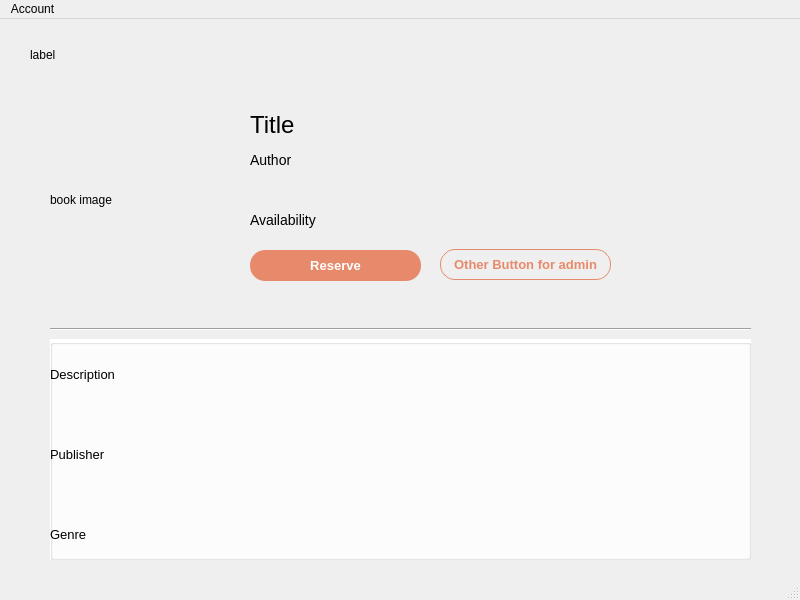
Before: the Qt Designer form QTLibraryPrototype/bookdetails.ui in janelle-lr/CS106LibraryInformationSystem, drawn with Qt 5.
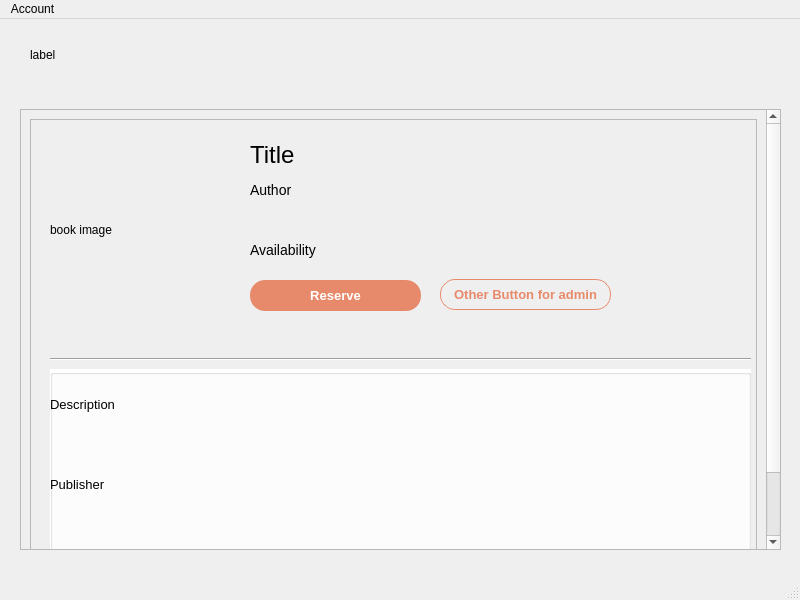
After: the same form once the commit is applied.

Commit message: scroll area for book details

```diff
--- a/QTLibraryPrototype/bookdetails.ui
+++ b/QTLibraryPrototype/bookdetails.ui
@@ -38,60 +38,100 @@
      <string>label</string>
     </property>
    </widget>
-   <widget class="QLabel" name="label_5">
+   <widget class="QScrollArea" name="scrollArea">
     <property name="geometry">
      <rect>
-      <x>50</x>
+      <x>20</x>
       <y>90</y>
-      <width>151</width>
-      <height>181</height>
+      <width>761</width>
+      <height>441</height>
      </rect>
     </property>
-    <property name="text">
-     <string>book image</string>
-    </property>
-   </widget>
-   <widget class="QLabel" name="label">
-    <property name="geometry">
-     <rect>
-      <x>250</x>
-      <y>90</y>
-      <width>161</width>
-      <height>31</height>
-     </rect>
-    </property>
     <property name="styleSheet">
-     <string notr="true">QLabel {
-font-size: 24px;
+     <string notr="true">/* vertical scrollbar*/
+QScrollBar:vertical{
+	border: none;
+	background-color: rgb(34, 159, 255);
+	margin: 15px 0 15px 0;
+	width: 14px;
+}
+
+/* hande bar verticall */
+QScrollBar::handle:vertical{
+	border-radius: 5px;
+	background-color: rgb(255, 85, 0);
+	min-height: 30px;
+}
+QScrollBar::handle:vertical:hover{
+	background-color:  rgb(0, 0, 255);
+}
+
+/* top button scrollbar */
+QScrollBar::sub-line:vertical{
+	border: none;
+	background-color: rgb(170, 0, 127);
+	height: 15px;
+	border-top-left-radius: 7px;
+	border-top-right-radius: 7px;
+	subcontrol-position: top;
+	subcontrol-origin: margin;
+}
+QScrollBar::sub-line:vertical:hover{
+	background-color: rgb(255, 85, 127);
+}
+QScrollBar::sub-line:vertical:pressed{
+	background-color: rgb(255, 0, 127);
+}
+
+/* bottom button scrollbar */
+QScrollBar::add-line:vertical{
+	border: none;
+	background-color: rgb(170, 0, 127);
+	height: 15px;
+	border-bottom-left-radius: 7px;
+	border-bottom-right-radius: 7px;
+	subcontrol-position: bottom;
+	subcontrol-origin: margin;
+}
+QScrollBar::add-line:vertical:hover{
+	background-color: rgb(255, 85, 127);
+}
+QScrollBar::add-line:vertical:pressed{
+	background-color: rgb(255, 0, 127);
 }</string>
     </property>
-    <property name="text">
-     <string>Title</string>
+    <property name="widgetResizable">
+     <bool>true</bool>
     </property>
-   </widget>
-   <widget class="QLabel" name="label_2">
+    <widget class="QWidget" name="scrollAreaWidgetContents">
     <property name="geometry">
      <rect>
-      <x>250</x>
-      <y>130</y>
-      <width>161</width>
-      <height>21</height>
-     </rect>
-    </property>
-    <property name="styleSheet">
-     <string notr="true">QLabel {
-font-size: 14px;
-}</string>
-    </property>
-    <property name="text">
-     <string>Author</string>
-    </property>
-   </widget>
+       <x>0</x>
+       <y>0</y>
+       <width>745</width>
+       <height>518</height>
+      </rect>
+     </property>
+     <layout class="QVBoxLayout" name="verticalLayout">
+      <item>
+       <widget class="QFrame" name="frame">
+        <property name="minimumSize">
+         <size>
+          <width>0</width>
+          <height>500</height>
+         </size>
+        </property>
+        <property name="frameShape">
+         <enum>QFrame::StyledPanel</enum>
+        </property>
+        <property name="frameShadow">
+         <enum>QFrame::Raised</enum>
+        </property>
    <widget class="QLabel" name="label_3">
     <property name="geometry">
      <rect>
-      <x>250</x>
-      <y>190</y>
+           <x>220</x>
+           <y>120</y>
       <width>161</width>
       <height>21</height>
      </rect>
@@ -105,73 +145,11 @@
      <string>Availability</string>
     </property>
    </widget>
-   <widget class="QPushButton" name="pushButton">
-    <property name="geometry">
-     <rect>
-      <x>250</x>
-      <y>231</y>
-      <width>171</width>
-      <height>31</height>
-     </rect>
-    </property>
-    <property name="styleSheet">
-     <string notr="true">QPushButton {
-background-color: #E78A6B;
-color:  #fff;
-font-weight: 500;
-}
-
-QPushButton:hover {
-background-color: rgba(231, 138, 107, 0.8);
-}</string>
-    </property>
-    <property name="text">
-     <string>Reserve</string>
-    </property>
-   </widget>
-   <widget class="Line" name="line">
-    <property name="geometry">
-     <rect>
-      <x>50</x>
-      <y>300</y>
-      <width>701</width>
-      <height>20</height>
-     </rect>
-    </property>
-    <property name="orientation">
-     <enum>Qt::Horizontal</enum>
-    </property>
-   </widget>
-   <widget class="QPushButton" name="pushButton_2">
-    <property name="geometry">
-     <rect>
-      <x>440</x>
-      <y>230</y>
-      <width>171</width>
-      <height>31</height>
-     </rect>
-    </property>
-    <property name="styleSheet">
-     <string notr="true">QPushButton {
-border: 1px solid;
-border-color: #E78A6B;
-color:  #E78A6B;
-font-weight: 500;
-}
-
-QPushButton:hover {
-background-color: rgba(231, 138, 107, 0.2);
-}</string>
-    </property>
-    <property name="text">
-     <string>Other Button for admin</string>
-    </property>
-   </widget>
    <widget class="QGroupBox" name="groupBox">
     <property name="geometry">
      <rect>
-      <x>50</x>
-      <y>320</y>
+           <x>20</x>
+           <y>250</y>
       <width>701</width>
       <height>221</height>
      </rect>
@@ -243,6 +221,122 @@
      </property>
     </widget>
    </widget>
+        <widget class="QPushButton" name="pushButton_2">
+         <property name="geometry">
+          <rect>
+           <x>410</x>
+           <y>160</y>
+           <width>171</width>
+           <height>31</height>
+          </rect>
+         </property>
+         <property name="styleSheet">
+          <string notr="true">QPushButton {
+border: 1px solid;
+border-color: #E78A6B;
+color:  #E78A6B;
+font-weight: 500;
+}
+
+QPushButton:hover {
+background-color: rgba(231, 138, 107, 0.2);
+}</string>
+         </property>
+         <property name="text">
+          <string>Other Button for admin</string>
+         </property>
+        </widget>
+        <widget class="Line" name="line">
+         <property name="geometry">
+          <rect>
+           <x>20</x>
+           <y>230</y>
+           <width>701</width>
+           <height>20</height>
+          </rect>
+         </property>
+         <property name="orientation">
+          <enum>Qt::Horizontal</enum>
+         </property>
+        </widget>
+        <widget class="QLabel" name="label_2">
+         <property name="geometry">
+          <rect>
+           <x>220</x>
+           <y>60</y>
+           <width>161</width>
+           <height>21</height>
+          </rect>
+         </property>
+         <property name="styleSheet">
+          <string notr="true">QLabel {
+font-size: 14px;
+}</string>
+         </property>
+         <property name="text">
+          <string>Author</string>
+         </property>
+        </widget>
+        <widget class="QPushButton" name="pushButton">
+         <property name="geometry">
+          <rect>
+           <x>220</x>
+           <y>161</y>
+           <width>171</width>
+           <height>31</height>
+          </rect>
+         </property>
+         <property name="styleSheet">
+          <string notr="true">QPushButton {
+background-color: #E78A6B;
+color:  #fff;
+font-weight: 500;
+}
+
+QPushButton:hover {
+background-color: rgba(231, 138, 107, 0.8);
+}</string>
+         </property>
+         <property name="text">
+          <string>Reserve</string>
+         </property>
+        </widget>
+        <widget class="QLabel" name="label_5">
+         <property name="geometry">
+          <rect>
+           <x>20</x>
+           <y>20</y>
+           <width>151</width>
+           <height>181</height>
+          </rect>
+         </property>
+         <property name="text">
+          <string>book image</string>
+         </property>
+        </widget>
+        <widget class="QLabel" name="label">
+         <property name="geometry">
+          <rect>
+           <x>220</x>
+           <y>20</y>
+           <width>161</width>
+           <height>31</height>
+          </rect>
+         </property>
+         <property name="styleSheet">
+          <string notr="true">QLabel {
+font-size: 24px;
+}</string>
+         </property>
+         <property name="text">
+          <string>Title</string>
+         </property>
+        </widget>
+       </widget>
+      </item>
+     </layout>
+    </widget>
+   </widget>
   </widget>
   <widget class="QMenuBar" name="menubar">
    <property name="geometry">
```
Left out of the diff: 8 changed lines with no effect on the pictures. Lines whose indentation alone changed are shown as unchanged. The commit also changes 106 other files.
